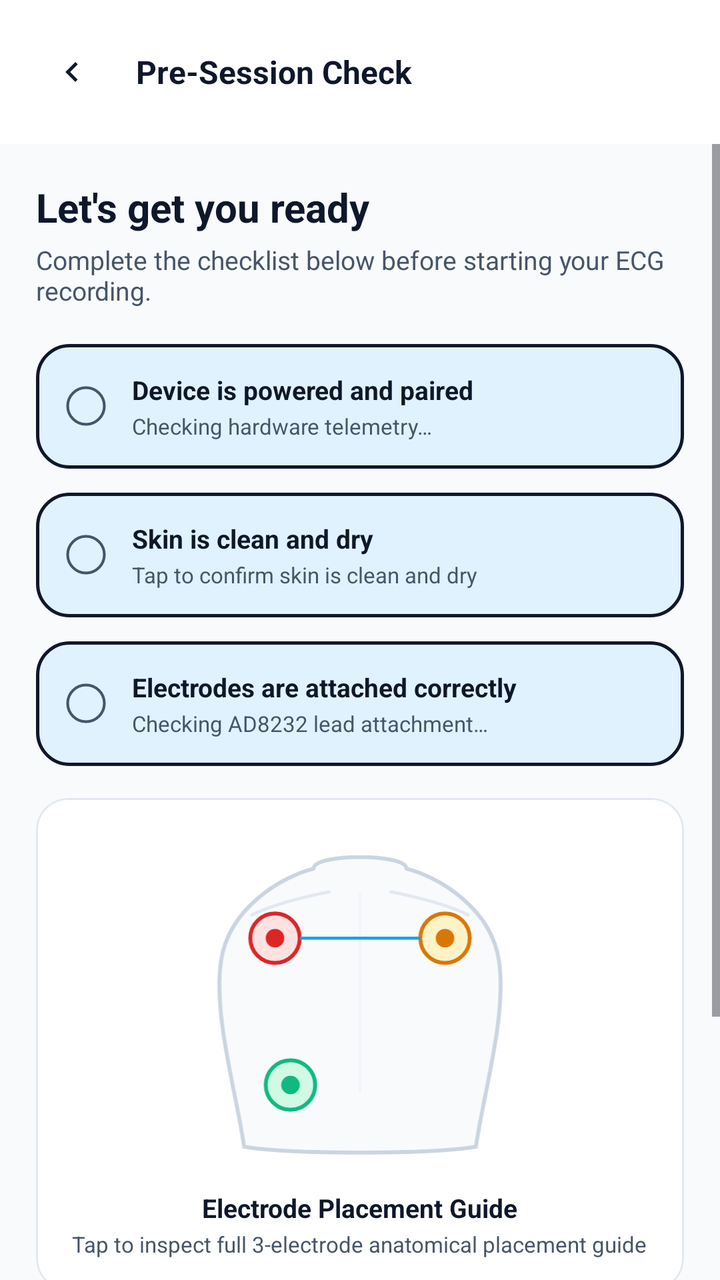
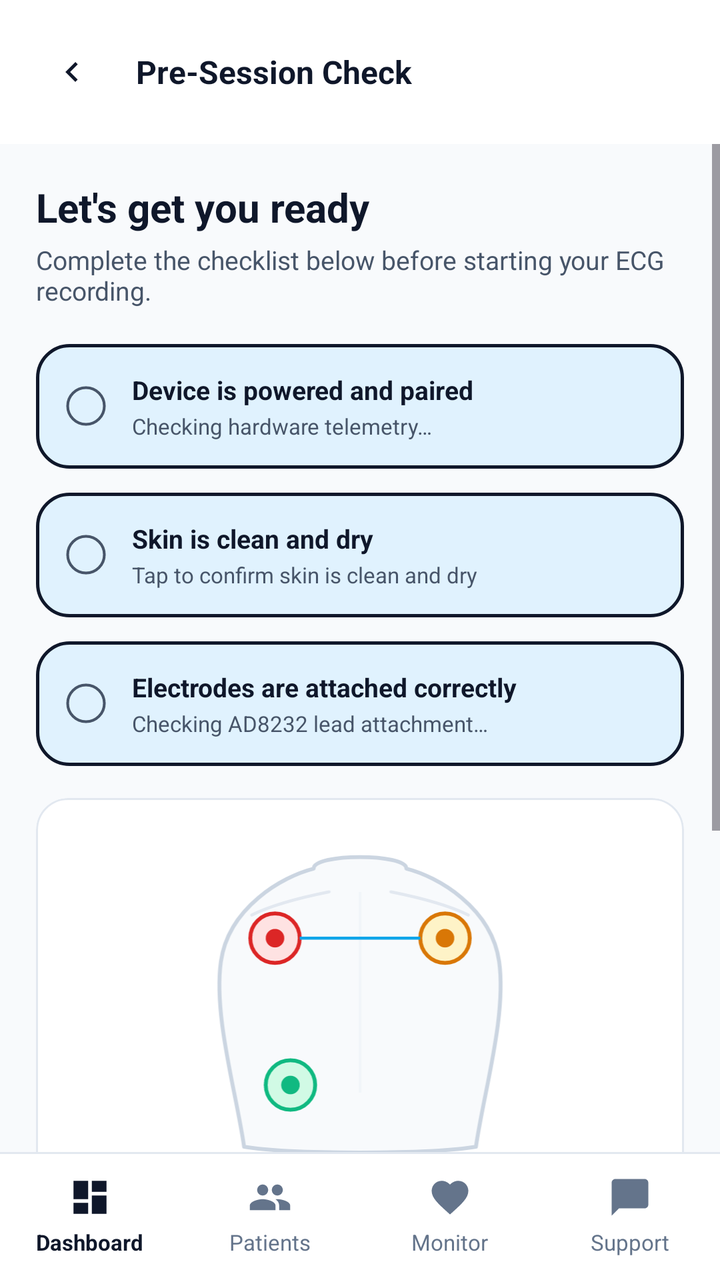

An Android layout rendered at two revisions. The XML below is the earlier revision; the diff shows what the commit changed to produce the second picture.
<!-- AndroidManifest.xml: application theme Theme.PROG7314_POEPart23 -->
<!-- res/layout/patient_ecg_pre_session_check.xml -->
<?xml version="1.0" encoding="utf-8"?>
<LinearLayout xmlns:android="http://schemas.android.com/apk/res/android"
    xmlns:app="http://schemas.android.com/apk/res-auto"
    xmlns:tools="http://schemas.android.com/tools"
    android:id="@+id/main"
    android:layout_width="match_parent"
    android:layout_height="match_parent"
    android:background="@color/pulse_bg"
    android:orientation="vertical"
    tools:context=".EcgPreSessionCheckActivity">

    
    <LinearLayout
        android:layout_width="match_parent"
        android:layout_height="wrap_content"
        android:background="@color/pulse_card"
        android:gravity="center_vertical"
        android:orientation="horizontal"
        android:padding="16dp">

        <ImageButton
            android:id="@+id/btnCloseCheck"
            android:layout_width="40dp"
            android:layout_height="40dp"
            android:background="?attr/selectableItemBackgroundBorderless"
            android:contentDescription="@string/cd_back"
            android:padding="10dp"
            android:scaleType="fitCenter"
            android:src="@drawable/ic_chevron_left"
            />

        <TextView
            android:layout_width="0dp"
            android:layout_height="wrap_content"
            android:layout_marginStart="12dp"
            android:layout_weight="1"
            android:text="@string/patient_ecg_pre_session_check_text_pre_session_check"
            android:accessibilityHeading="true"
            android:textColor="@color/pulse_primary"
            android:textSize="16sp"
            android:textStyle="bold" />
    </LinearLayout>

    <ScrollView
        android:layout_width="match_parent"
        android:layout_height="0dp"
        android:layout_weight="1"
        android:overScrollMode="never">

        <LinearLayout
            android:layout_width="match_parent"
            android:layout_height="wrap_content"
            android:orientation="vertical"
            android:padding="18dp">

            <TextView
                android:layout_width="match_parent"
                android:layout_height="wrap_content"
                android:text="@string/patient_ecg_pre_session_check_text_let_s_get_ready"
                android:accessibilityHeading="true"
                android:textColor="@color/pulse_text_primary"
                android:textSize="20sp"
                android:textStyle="bold" />

            <TextView
                android:layout_width="match_parent"
                android:layout_height="wrap_content"
                android:layout_marginTop="4dp"
                android:text="@string/patient_ecg_pre_session_check_text_complete_checklist_below_before"
                android:textColor="@color/pulse_text_secondary"
                android:textSize="13sp" />

            
            <LinearLayout
                android:id="@+id/layoutDeviceCheck"
                android:layout_width="match_parent"
                android:layout_height="wrap_content"
                android:layout_marginTop="18dp"
                android:background="@drawable/bg_card_selected"
                android:clickable="true"
                android:focusable="true"
                android:foreground="?attr/selectableItemBackground"
                android:gravity="center_vertical"
                android:orientation="horizontal"
                android:padding="14dp">

                <ImageView
                    android:id="@+id/ivDeviceCheckIcon"
                    android:layout_width="22dp"
                    android:layout_height="22dp"
                    android:contentDescription="@null"
                    android:src="@drawable/ic_circle_outline"
                    app:tint="@color/pulse_text_secondary" />

                <LinearLayout
                    android:layout_width="0dp"
                    android:layout_height="wrap_content"
                    android:layout_marginStart="12dp"
                    android:layout_weight="1"
                    android:orientation="vertical">

                    <TextView
                        android:layout_width="wrap_content"
                        android:layout_height="wrap_content"
                        android:text="@string/patient_ecg_pre_session_check_text_device_charged_paired"
                        android:textColor="@color/pulse_text_primary"
                        android:textSize="13sp"
                        android:textStyle="bold" />

                    <TextView
                        android:id="@+id/tvDeviceCheckStatus"
                        android:layout_width="wrap_content"
                        android:layout_height="wrap_content"
                        android:layout_marginTop="2dp"
                        android:text="@string/patient_ecg_pre_session_check_text_hardware_checking"
                        android:textColor="@color/pulse_text_secondary"
                        android:textSize="11sp" />
                </LinearLayout>
            </LinearLayout>

            
            <LinearLayout
                android:id="@+id/layoutSkinCheck"
                android:layout_width="match_parent"
                android:layout_height="wrap_content"
                android:layout_marginTop="12dp"
                android:background="@drawable/bg_card_selected"
                android:clickable="true"
                android:focusable="true"
                android:foreground="?attr/selectableItemBackground"
                android:gravity="center_vertical"
                android:orientation="horizontal"
                android:padding="14dp">

                <ImageView
                    android:id="@+id/ivSkinCheckIcon"
                    android:layout_width="22dp"
                    android:layout_height="22dp"
                    android:contentDescription="@null"
                    android:src="@drawable/ic_circle_outline"
                    app:tint="@color/pulse_text_secondary" />

                <LinearLayout
                    android:layout_width="0dp"
                    android:layout_height="wrap_content"
                    android:layout_marginStart="12dp"
                    android:layout_weight="1"
                    android:orientation="vertical">

                    <TextView
                        android:layout_width="wrap_content"
                        android:layout_height="wrap_content"
                        android:text="@string/patient_ecg_pre_session_check_text_skin_clean_dry"
                        android:textColor="@color/pulse_text_primary"
                        android:textSize="13sp"
                        android:textStyle="bold" />

                    <TextView
                        android:id="@+id/tvSkinCheckStatus"
                        android:layout_width="wrap_content"
                        android:layout_height="wrap_content"
                        android:layout_marginTop="2dp"
                        android:text="@string/patient_ecg_pre_session_check_text_tap_skin"
                        android:textColor="@color/pulse_text_secondary"
                        android:textSize="11sp" />
                </LinearLayout>
            </LinearLayout>

            
            <LinearLayout
                android:id="@+id/layoutElectrodeCheck"
                android:layout_width="match_parent"
                android:layout_height="wrap_content"
                android:layout_marginTop="12dp"
                android:background="@drawable/bg_card_selected"
                android:clickable="true"
                android:focusable="true"
                android:foreground="?attr/selectableItemBackground"
                android:gravity="center_vertical"
                android:orientation="horizontal"
                android:padding="14dp">

                <ImageView
                    android:id="@+id/ivElectrodeCheckIcon"
                    android:layout_width="22dp"
                    android:layout_height="22dp"
                    android:contentDescription="@null"
                    android:src="@drawable/ic_circle_outline"
                    app:tint="@color/pulse_text_secondary" />

                <LinearLayout
                    android:layout_width="0dp"
                    android:layout_height="wrap_content"
                    android:layout_marginStart="12dp"
                    android:layout_weight="1"
                    android:orientation="vertical">

                    <TextView
                        android:layout_width="wrap_content"
                        android:layout_height="wrap_content"
                        android:text="@string/patient_ecg_pre_session_check_text_electrodes_are_attached_correctly"
                        android:textColor="@color/pulse_text_primary"
                        android:textSize="13sp"
                        android:textStyle="bold" />

                    <TextView
                        android:id="@+id/tvElectrodeCheckStatus"
                        android:layout_width="wrap_content"
                        android:layout_height="wrap_content"
                        android:layout_marginTop="2dp"
                        android:text="@string/patient_ecg_pre_session_check_text_lead_checking"
                        android:textColor="@color/pulse_text_secondary"
                        android:textSize="11sp" />
                </LinearLayout>
            </LinearLayout>

            
            <com.google.android.material.card.MaterialCardView
                android:id="@+id/layoutPlacementGuide"
                android:layout_width="match_parent"
                android:layout_height="wrap_content"
                android:layout_marginTop="16dp"
                android:clickable="true"
                android:focusable="true"
                android:foreground="?attr/selectableItemBackground"
                app:cardBackgroundColor="@color/pulse_card"
                app:cardCornerRadius="16dp"
                app:cardElevation="0dp">

                <LinearLayout
                    android:layout_width="match_parent"
                    android:layout_height="wrap_content"
                    android:gravity="center"
                    android:orientation="vertical"
                    android:padding="16dp">

                    <ImageView
                        android:layout_width="240dp"
                        android:layout_height="170dp"
                        android:contentDescription="@string/l10n_cd_einthoven"
                        android:src="@drawable/ic_lead1_torso_guide" />

                    <TextView
                        android:layout_width="wrap_content"
                        android:layout_height="wrap_content"
                        android:layout_marginTop="10dp"
                        android:text="@string/patient_ecg_pre_session_check_text_electrode_placement_guide"
                        android:textColor="@color/pulse_primary"
                        android:textSize="13sp"
                        android:textStyle="bold" />

                    <TextView
                        android:layout_width="wrap_content"
                        android:layout_height="wrap_content"
                        android:layout_marginTop="2dp"
                        android:text="@string/patient_ecg_pre_session_check_text_placement_tap"
                        android:textColor="@color/pulse_text_secondary"
                        android:textSize="11sp" />
                </LinearLayout>
            </com.google.android.material.card.MaterialCardView>

            
            <LinearLayout
                android:layout_width="match_parent"
                android:layout_height="wrap_content"
                android:layout_marginTop="16dp"
                android:background="@drawable/bg_input_field"
                android:gravity="center_vertical"
                android:orientation="horizontal"
                android:padding="14dp">

                <ImageView
                    android:layout_width="18dp"
                    android:layout_height="18dp"
                    android:contentDescription="@null"
                    android:src="@drawable/ic_warning_triangle" />

                <TextView
                    android:layout_width="0dp"
                    android:layout_height="wrap_content"
                    android:layout_marginStart="10dp"
                    android:layout_weight="1"
                    android:text="@string/patient_ecg_pre_session_check_text_sit_still_breathe_normally"
                    android:textColor="@color/pulse_text_secondary"
                    android:textSize="12sp" />
            </LinearLayout>

            <com.google.android.material.button.MaterialButton
                android:id="@+id/btnStartEcgRecording"
                style="@style/Widget.PulseLink.Button"
                android:layout_width="match_parent"
                android:layout_height="52dp"
                android:layout_marginTop="22dp"
                android:alpha="0.5"
                android:enabled="false"
                android:gravity="center"
                android:singleLine="true"
                android:text="@string/patient_ecg_pre_session_check_text_complete_all"
                android:textColor="@color/white"
                android:textSize="14sp"
                android:textStyle="bold"
                app:backgroundTint="@color/pulse_primary_fill"
                app:cornerRadius="24dp"
                app:icon="@drawable/ic_heart_pulse"
                app:iconGravity="textStart"
                app:iconPadding="8dp"
                app:iconSize="24dp"
                app:iconTint="@color/white" />

        </LinearLayout>
    </ScrollView>

</LinearLayout>
<!-- resources referenced by this layout -->
<resources>
  <color name="pulse_bg">#F8FAFC</color>
  <color name="pulse_card">#FFFFFF</color>
  <color name="pulse_primary">#0F172A</color>
  <color name="pulse_primary_fill">#0F172A</color>
  <color name="pulse_text_primary">#0F172A</color>
  <color name="pulse_text_secondary">#475569</color>
  <color name="white">#FFFFFFFF</color>
  <string name="cd_back">Back</string>
  <string name="l10n_cd_einthoven">Einthoven Lead I Anatomical Placement Guide</string>
  <string name="patient_ecg_pre_session_check_text_complete_all">Complete All Checks to Begin</string>
  <string name="patient_ecg_pre_session_check_text_let_s_get_ready">Let\'s get you ready</string>
  <string name="patient_ecg_pre_session_check_text_pre_session_check">Pre-Session Check</string>
  <string name="patient_ecg_pre_session_check_text_skin_clean_dry">Skin is clean and dry</string>
  <string name="patient_ecg_pre_session_check_text_tap_skin">Tap to confirm skin is clean and dry</string>
  <color name="pulse_blue_bg">#E0F2FE</color>
  <color name="pulse_input_bg">#F1F5F9</color>
  <color name="pulse_border">#E2E8F0</color>
  <color name="pulse_warning">#D97706</color>
  <color name="clinical_blue">#0F172A</color>
  <color name="vitality_teal">#0D9488</color>
  <color name="alert_red">#DC2626</color>
  <color name="surface_bg">#F8FAFC</color>
  <!-- unchanged entries left out for length: 19 -->
</resources>

<!-- the commit's change to res/layout/patient_ecg_pre_session_check.xml (unified diff, before → after) -->
@@ -52,6 +52,21 @@
             android:layout_height="wrap_content"
             android:orientation="vertical"
             android:padding="18dp">
+
+            <TextView
+                android:id="@+id/tvNurseSelectedPatientBanner"
+                android:layout_width="match_parent"
+                android:layout_height="wrap_content"
+                android:layout_marginBottom="12dp"
+                android:background="@drawable/bg_pill_neutral"
+                android:paddingStart="12dp"
+                android:paddingTop="8dp"
+                android:paddingEnd="12dp"
+                android:paddingBottom="8dp"
+                android:textColor="@color/pulse_primary"
+                android:textSize="13sp"
+                android:textStyle="bold"
+                android:visibility="gone" />
 
             <TextView
                 android:layout_width="match_parent"
@@ -310,4 +325,134 @@
         </LinearLayout>
     </ScrollView>
 
+    <include layout="@layout/layout_bottom_nav_nurse" />
+
 </LinearLayout>
+<!-- res/layout/layout_bottom_nav_nurse.xml (included above) -->
+<?xml version="1.0" encoding="utf-8"?>
+<LinearLayout xmlns:android="http://schemas.android.com/apk/res/android"
+    xmlns:app="http://schemas.android.com/apk/res-auto"
+    android:id="@+id/nurseBottomNav"
+    android:layout_width="match_parent"
+    android:layout_height="64dp"
+    android:background="@drawable/bg_bottom_nav"
+    android:orientation="horizontal">
+
+    <LinearLayout
+        android:id="@+id/navNurseDashboard"
+        android:layout_width="0dp"
+        android:layout_height="match_parent"
+        android:layout_weight="1"
+        android:background="?attr/selectableItemBackgroundBorderless"
+        android:clickable="true"
+        android:focusable="true"
+        android:gravity="center"
+        android:orientation="vertical">
+
+        <ImageView
+            android:id="@+id/navNurseDashboardIcon"
+            android:layout_width="22dp"
+            android:layout_height="22dp"
+            android:contentDescription="@null"
+            android:src="@drawable/ic_dashboard"
+            app:tint="@color/pulse_primary" />
+
+        <TextView
+            android:id="@+id/navNurseDashboardLabel"
+            android:layout_width="wrap_content"
+            android:layout_height="wrap_content"
+            android:layout_marginTop="4dp"
+            android:text="@string/nav_nurse_dashboard_label"
+            android:textColor="@color/pulse_primary"
+            android:textSize="11sp"
+            android:textStyle="bold" />
+    </LinearLayout>
+
+    <LinearLayout
+        android:id="@+id/navNursePatients"
+        android:layout_width="0dp"
+        android:layout_height="match_parent"
+        android:layout_weight="1"
+        android:background="?attr/selectableItemBackgroundBorderless"
+        android:clickable="true"
+        android:focusable="true"
+        android:gravity="center"
+        android:orientation="vertical">
+
+        <ImageView
+            android:id="@+id/navNursePatientsIcon"
+            android:layout_width="22dp"
+            android:layout_height="22dp"
+            android:contentDescription="@null"
+            android:src="@drawable/ic_alert_contacts"
+            app:tint="@color/pulse_nav_inactive" />
+
+        <TextView
+            android:id="@+id/navNursePatientsLabel"
+            android:layout_width="wrap_content"
+            android:layout_height="wrap_content"
+            android:layout_marginTop="4dp"
+            android:text="@string/nav_nurse_patients_label"
+            android:textColor="@color/pulse_nav_inactive"
+            android:textSize="11sp" />
+    </LinearLayout>
+
+    <LinearLayout
+        android:id="@+id/navNurseMonitor"
+        android:layout_width="0dp"
+        android:layout_height="match_parent"
+        android:layout_weight="1"
+        android:background="?attr/selectableItemBackgroundBorderless"
+        android:clickable="true"
+        android:focusable="true"
+        android:gravity="center"
+        android:orientation="vertical">
+
+        <ImageView
+            android:id="@+id/navNurseMonitorIcon"
+            android:layout_width="22dp"
+            android:layout_height="22dp"
+            android:contentDescription="@null"
+            android:src="@drawable/ic_heart_pulse"
+            app:tint="@color/pulse_nav_inactive" />
+
+        <TextView
+            android:id="@+id/navNurseMonitorLabel"
+            android:layout_width="wrap_content"
+            android:layout_height="wrap_content"
+            android:layout_marginTop="4dp"
+            android:text="@string/nav_nurse_monitor_label"
+            android:textColor="@color/pulse_nav_inactive"
+            android:textSize="11sp" />
+    </LinearLayout>
+
+    <LinearLayout
+        android:id="@+id/navNurseSupport"
+        android:layout_width="0dp"
+        android:layout_height="match_parent"
+        android:layout_weight="1"
+        android:background="?attr/selectableItemBackgroundBorderless"
+        android:clickable="true"
+        android:focusable="true"
+        android:gravity="center"
+        android:orientation="vertical">
+
+        <ImageView
+            android:id="@+id/navNurseSupportIcon"
+            android:layout_width="22dp"
+            android:layout_height="22dp"
+            android:contentDescription="@null"
+            android:src="@drawable/ic_chat"
+            app:tint="@color/pulse_nav_inactive" />
+
+        <TextView
+            android:id="@+id/navNurseSupportLabel"
+            android:layout_width="wrap_content"
+            android:layout_height="wrap_content"
+            android:layout_marginTop="4dp"
+            android:text="@string/nav_nurse_support_label"
+            android:textColor="@color/pulse_nav_inactive"
+            android:textSize="11sp" />
+    </LinearLayout>
+
+</LinearLayout>
<!-- resource entries referenced after the edit -->
@@ -2,13 +2,65 @@
 <resources>
   <color name="pulse_bg">#F8FAFC</color>
   <color name="pulse_card">#FFFFFF</color>
+  <color name="pulse_nav_inactive">#64748B</color>
   <color name="pulse_primary">#0F172A</color>
   <color name="pulse_primary_fill">#0F172A</color>
   <color name="pulse_text_primary">#0F172A</color>
   <color name="pulse_text_secondary">#475569</color>
   <color name="white">#FFFFFFFF</color>
+  <!-- drawable bg_bottom_nav (drawable) -->
+  <?xml version="1.0" encoding="utf-8"?>
+  <layer-list xmlns:android="http://schemas.android.com/apk/res/android">
+      <item android:top="0dp">
+          <shape android:shape="rectangle">
+              <solid android:color="@color/pulse_border" />
+          </shape>
+      </item>
+      <item android:top="1dp">
+          <shape android:shape="rectangle">
+              <solid android:color="@color/pulse_card" />
+          </shape>
+      </item>
+  </layer-list>
+  <!-- drawable bg_pill_neutral (drawable) -->
+  <?xml version="1.0" encoding="utf-8"?>
+  <shape xmlns:android="http://schemas.android.com/apk/res/android" android:shape="rectangle">
+      <solid android:color="@color/pulse_input_bg" />
+      <corners android:radius="20dp" />
+  </shape>
+  <!-- drawable ic_alert_contacts (drawable) -->
+  <?xml version="1.0" encoding="utf-8"?>
+  <vector xmlns:android="http://schemas.android.com/apk/res/android"
+      android:width="20dp" android:height="20dp"
+      android:viewportWidth="24" android:viewportHeight="24">
+      <path
+          android:fillColor="@color/pulse_danger"
+          android:pathData="M16,11c1.66,0 2.99,-1.34 2.99,-3S17.66,5 16,5c-1.66,0 -3,1.34 -3,3S14.34,11 16,11zM8,11c1.66,0 2.99,-1.34 2.99,-3S9.66,5 8,5C6.34,5 5,6.34 5,8S6.34,11 8,11zM8,13c-2.33,0 -7,1.17 -7,3.5V19h14v-2.5C15,14.17 10.33,13 8,13zM16,13c-0.29,0 -0.62,0.02 -0.97,0.05c1.16,0.84 1.97,1.97 1.97,3.45V19h6v-2.5C23,14.17 18.33,13 16,13z" />
+  </vector>
+  <!-- drawable ic_chat (drawable) -->
+  <?xml version="1.0" encoding="utf-8"?>
+  <vector xmlns:android="http://schemas.android.com/apk/res/android"
+      android:width="18dp" android:height="18dp"
+      android:viewportWidth="24" android:viewportHeight="24">
+      <path
+          android:fillColor="@color/pulse_primary"
+          android:pathData="M20,2H4C2.9,2 2,2.9 2,4v18l4,-4h14c1.1,0 2,-0.9 2,-2V4C22,2.9 21.1,2 20,2z" />
+  </vector>
+  <!-- drawable ic_dashboard (drawable) -->
+  <?xml version="1.0" encoding="utf-8"?>
+  <vector xmlns:android="http://schemas.android.com/apk/res/android"
+      android:width="22dp" android:height="22dp"
+      android:viewportWidth="24" android:viewportHeight="24">
+      <path
+          android:fillColor="#000000"
+          android:pathData="M3,13h8V3H3V13zM3,21h8v-6H3V21zM13,21h8V11h-8V21zM13,3v6h8V3H13z" />
+  </vector>
   <string name="cd_back">Back</string>
   <string name="l10n_cd_einthoven">Einthoven Lead I Anatomical Placement Guide</string>
+  <string name="nav_nurse_dashboard_label">Dashboard</string>
+  <string name="nav_nurse_monitor_label">Monitor</string>
+  <string name="nav_nurse_patients_label">Patients</string>
+  <string name="nav_nurse_support_label">Support</string>
   <string name="patient_ecg_pre_session_check_text_complete_all">Complete All Checks to Begin</string>
   <string name="patient_ecg_pre_session_check_text_let_s_get_ready">Let\'s get you ready</string>
   <string name="patient_ecg_pre_session_check_text_pre_session_check">Pre-Session Check</string>
@@ -16,6 +68,7 @@
   <string name="patient_ecg_pre_session_check_text_tap_skin">Tap to confirm skin is clean and dry</string>
   <color name="pulse_blue_bg">#E0F2FE</color>
   <color name="pulse_input_bg">#F1F5F9</color>
+  <color name="pulse_danger">#DC2626</color>
   <color name="pulse_border">#E2E8F0</color>
   <color name="pulse_warning">#D97706</color>
   <color name="clinical_blue">#0F172A</color>
